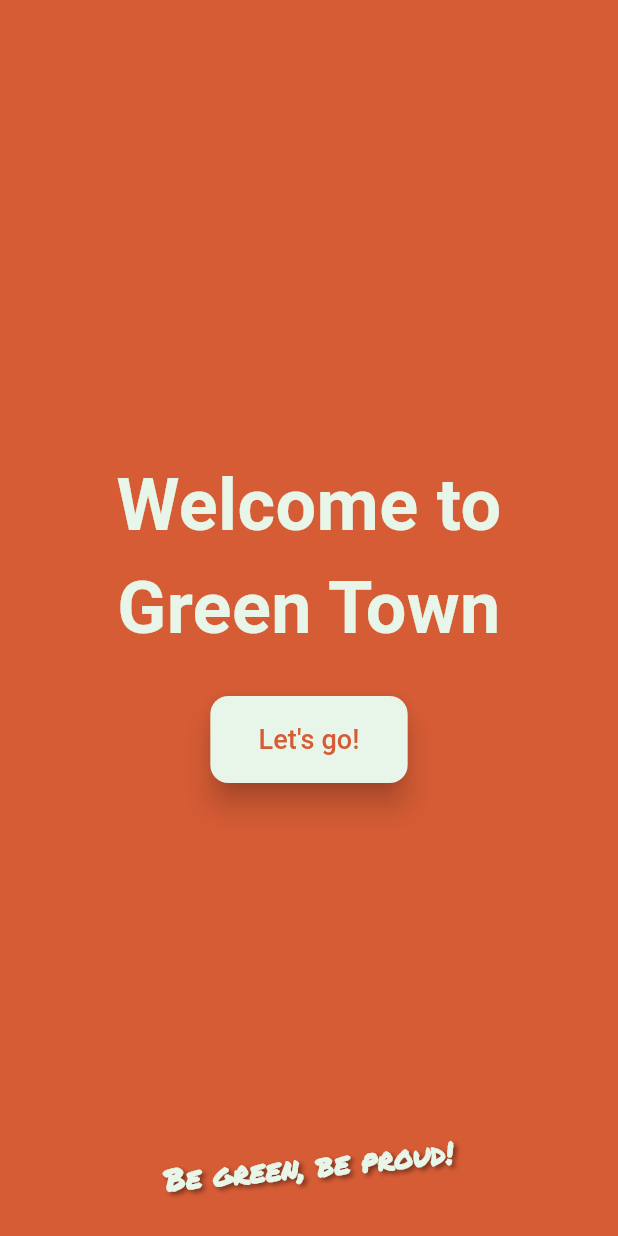
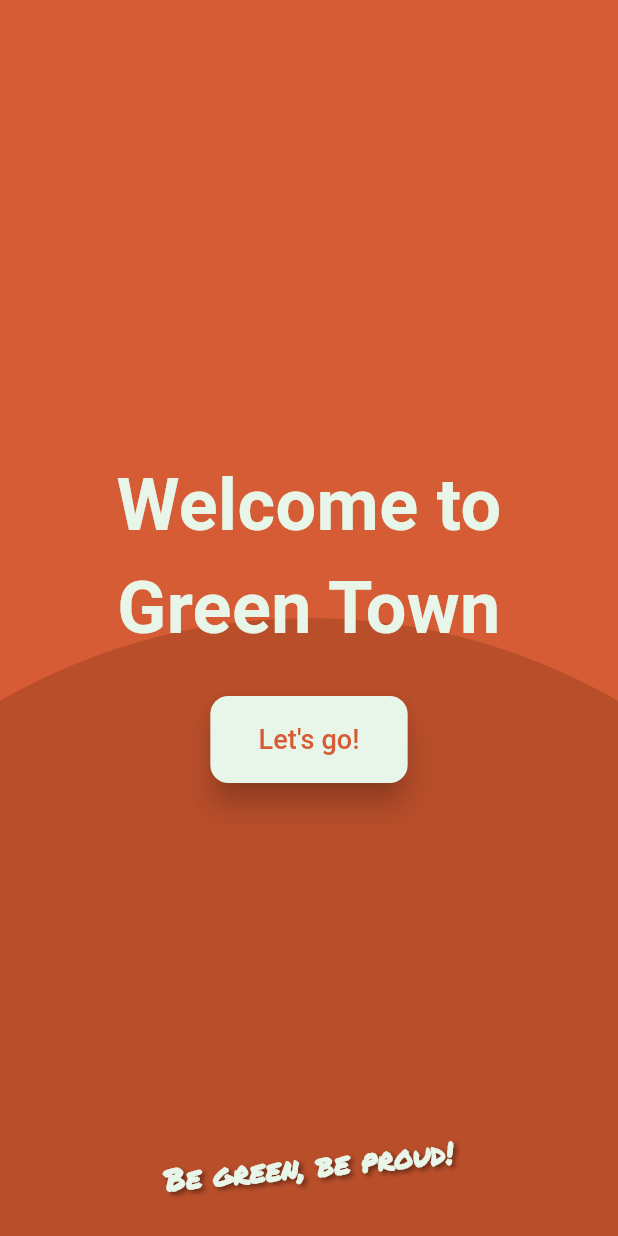
Before and after one commit to green-compagny/green-town, a Flutter app: the screen it shows after launch, on a phone screen of 412 x 824 dp. Run offline on Flutter 3.47's test engine with Material 3 defaults, Android fonts, the phone set to English and light mode, and no system bars; our stand-ins replace flutter_card_swiper, google_fonts.

Commit message:
Add circle home page, center tuto cards

```diff
--- a/lib/pages/home_page.dart
+++ b/lib/pages/home_page.dart
@@ -80,6 +80,21 @@ class _HomePageState extends State<HomePage> with TickerProviderStateMixin {
       backgroundColor: const Color(0xFFd65c35),
       body: Stack(
         children: [
+          // Background Circle
+          Positioned(
+            top: MediaQuery.of(context).size.height / 2,
+            left: -MediaQuery.of(context).size.width * 0.5,
+            child: Container(
+              width: MediaQuery.of(context).size.width * 2,
+              height: MediaQuery.of(context).size.width * 2,
+              decoration: BoxDecoration(
+                shape: BoxShape.circle,
+                color: const Color(0xFFb94e2a), // Slightly darker than background
+              ),
+            ),
+          ),
+
+          // Main Content
           Center(
             child: FadeTransition(
               opacity: _fadeAnimation,
@@ -127,6 +142,8 @@ class _HomePageState extends State<HomePage> with TickerProviderStateMixin {
               ),
             ),
           ),
+
+          // Animated Splash Text
           Positioned(
             bottom: 32,
             left: 0,
```
Also changed, not shown: lib/pages/game_page.dart (+65 -46 lines).
